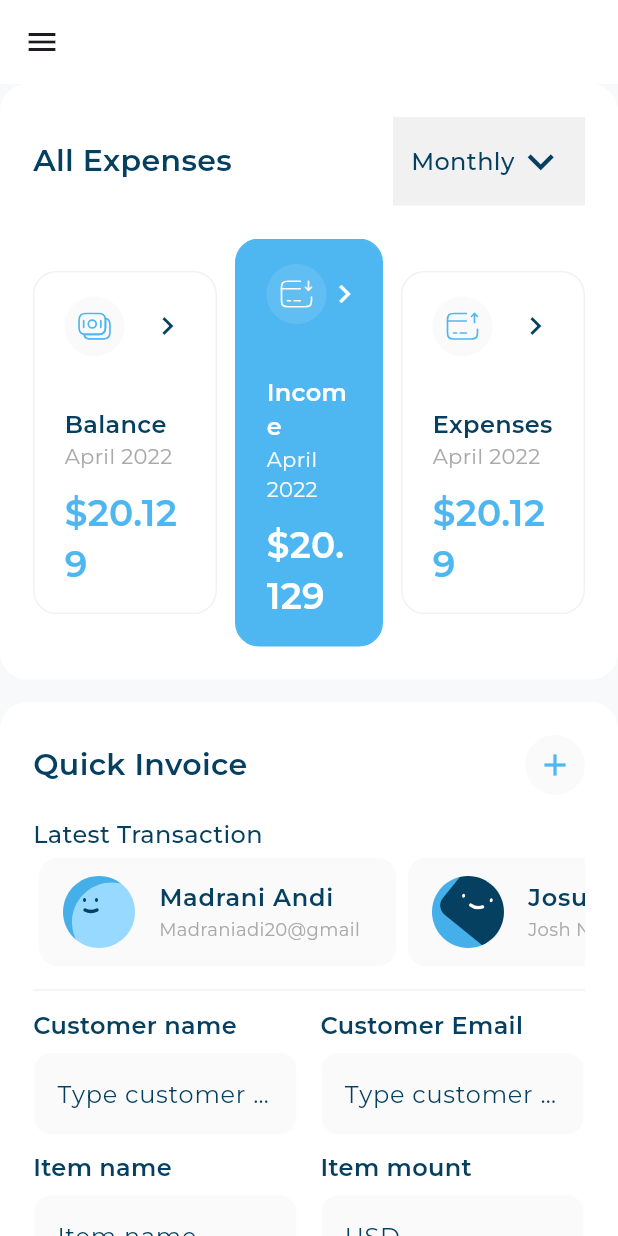
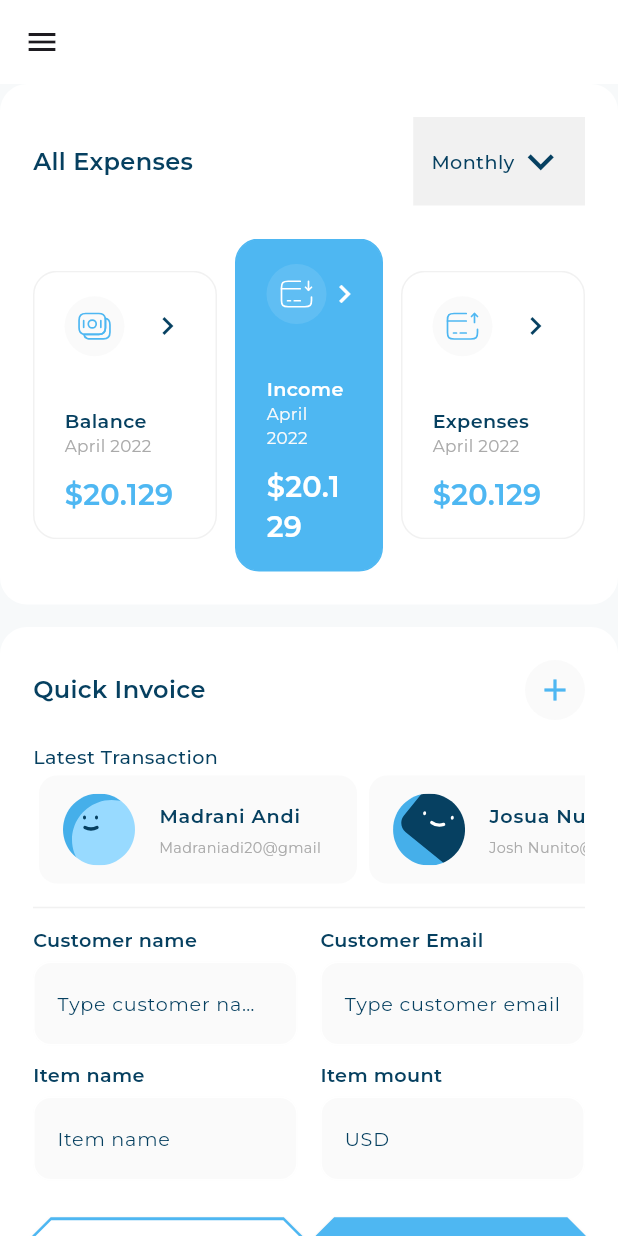
Before and after one commit to Mahmoud-Adel-Ali/responsive_dash_board, a Flutter app: the screen it shows after launch, after a tap on "Income", on a phone screen of 412 x 824 dp. Run offline on Flutter 3.47's test engine with Material 3 defaults, Android fonts, the phone set to English and light mode, and no system bars; our stand-ins replace expandable_page_view, fl_chart, flutter_svg; project files that could hold a hidden picture were left out.

Commit message:
font style part one

```diff
--- a/lib/utils/app_styless.dart
+++ b/lib/utils/app_styless.dart
@@ -1,63 +1,91 @@
+import 'package:flutter/foundation.dart';
 import 'package:flutter/material.dart';
+import 'package:responsive_dash_board/utils/size_config.dart';
 
 abstract class AppStyless {
-  static const TextStyle styleReguler16 = TextStyle(
+  static  TextStyle styleReguler16 = TextStyle(
     fontFamily: 'Montserrat',
-    fontSize: 16,
+    fontSize: getResponsiveFontsize(fontsize :16),
     fontWeight: FontWeight.w400,
-    color: Color(0xff064060),
+    color: const Color(0xff064060),
   );
-  static const TextStyle styleBold16 = TextStyle(
+  static  TextStyle styleBold16 = TextStyle(
     fontFamily: 'Montserrat',
-    fontSize: 16,
+    fontSize: getResponsiveFontsize(fontsize :16),
     fontWeight: FontWeight.w700,
-    color: Color(0xff4EB7F2),
+    color: const Color(0xff4EB7F2),
   );
-  static const TextStyle styleMedium16 = TextStyle(
+  static  TextStyle styleMedium16 = TextStyle(
     fontFamily: 'Montserrat',
-    fontSize: 16,
+    fontSize: getResponsiveFontsize(fontsize :16),
     fontWeight: FontWeight.w500,
-    color: Color(0xff064060),
+    color: const Color(0xff064060),
   );
-  static const TextStyle styleSemiBold16 = TextStyle(
+  static  TextStyle styleSemiBold16 = TextStyle(
     fontFamily: 'Montserrat',
-    fontSize: 16,
+    fontSize: getResponsiveFontsize(fontsize :16),
     fontWeight: FontWeight.w600,
-    color: Color(0xff064060),
+    color: const Color(0xff064060),
   );
-  static const TextStyle styleSemiBold20 = TextStyle(
+  static  TextStyle styleSemiBold20 = TextStyle(
     fontFamily: 'Montserrat',
-    fontSize: 20,
+    fontSize: getResponsiveFontsize(fontsize :20),
     fontWeight: FontWeight.w600,
-    color: Color(0xff064060),
+    color: const Color(0xff064060),
   );
-  static const TextStyle styleMedium20 = TextStyle(
+  static  TextStyle styleMedium20 = TextStyle(
     fontFamily: 'Montserrat',
-    fontSize: 20,
+    fontSize: getResponsiveFontsize(fontsize :20),
     fontWeight: FontWeight.w500,
-    color: Color(0xffFFFFFF),
+    color: const Color(0xffFFFFFF),
   );
-  static const TextStyle styleReguler12 = TextStyle(
+  static  TextStyle styleReguler12 = TextStyle(
     fontFamily: 'Montserrat',
-    fontSize: 12,
+    fontSize: getResponsiveFontsize(fontsize :12),
     fontWeight: FontWeight.w400,
-    color: Color(0xffAAAAAA),
+    color: const Color(0xffAAAAAA),
   );
-  static const TextStyle styleReguler14 = TextStyle(
+  static  TextStyle styleReguler14 = TextStyle(
     fontFamily: 'Montserrat',
-    fontSize: 14,
+    fontSize: getResponsiveFontsize(fontsize :14),
     fontWeight: FontWeight.w400,
-    color: Color(0xffAAAAAA),
+    color: const Color(0xffAAAAAA),
   );
-  static const TextStyle styleSemiBold24 = TextStyle(
+  static  TextStyle styleSemiBold24 = TextStyle(
     fontFamily: 'Montserrat',
-    fontSize: 24,
+    fontSize: getResponsiveFontsize(fontsize :24),
     fontWeight: FontWeight.w600,
-    color: Color(0xff4EB7F2),
-  );static const TextStyle styleSemiBold18 = TextStyle(
+    color: const Color(0xff4EB7F2),
+  );
+  static  TextStyle styleSemiBold18 = TextStyle(
     fontFamily: 'Montserrat',
-    fontSize: 18,
+    fontSize: getResponsiveFontsize(fontsize :18),
     fontWeight: FontWeight.w600,
-    color: Color(0xffFFFFFF),
+    color: const Color(0xffFFFFFF),
   );
 }
+
+double getResponsiveFontsize({required double fontsize}) {
+  double scaleFactor = getScaleFactor();
+
+  double responsiveFontSzie = scaleFactor * fontsize;
+  double lowerLimit = 0.85 * responsiveFontSzie;
+  double upperLimit = 1.25 * responsiveFontSzie;
+
+  return responsiveFontSzie.clamp(lowerLimit, upperLimit);
+}
+
+double getScaleFactor() {
+  // double width = MediaQuery.sizeOf(context).width;
+  var dispatchet = PlatformDispatcher.instance;
+  var physicalWidth = dispatchet.views.first.physicalSize.width;
+  var devicePixelRatio = dispatchet.views.first.devicePixelRatio;
+  final double width = physicalWidth / devicePixelRatio;
+  if (width <= SizeConfig.tablet) {
+    return width / 550;
+  } else if (width <= SizeConfig.desktop) {
+    return width / 1000;
+  } else {
+    return width / 1500;
+  }
+}
--- a/lib/widgets/all_expenses_header.dart
+++ b/lib/widgets/all_expenses_header.dart
@@ -9,7 +9,7 @@ class AllExpensesHeader extends StatelessWidget {
     return Row(
       mainAxisAlignment: MainAxisAlignment.spaceBetween,
       children: [
-        const Text(
+         Text(
           'All Expenses',
           style: AppStyless.styleSemiBold20,
         ),
@@ -19,13 +19,13 @@ class AllExpensesHeader extends StatelessWidget {
           decoration: const BoxDecoration(
             color: Color(0xffF1F1F1),
           ),
-          child: const Row(
+          child:  Row(
             children: [
               Text(
                 'Monthly',
                 style: AppStyless.styleMedium16,
               ),
-              Icon(
+              const Icon(
                 Icons.keyboard_arrow_down,
                 color: Color(0xff064061),
                 size: 35,
--- a/lib/widgets/custom_card_header.dart
+++ b/lib/widgets/custom_card_header.dart
@@ -18,7 +18,7 @@ class CustomCardHeader extends StatelessWidget {
         style:
             AppStyless.styleReguler16.copyWith(color: Colors.white),
       ),
-      subtitle: const Text(
+      subtitle:  Text(
         'Syah Bandi',
         style: AppStyless.styleMedium20,
       ),
--- a/lib/widgets/income_header.dart
+++ b/lib/widgets/income_header.dart
@@ -11,7 +11,7 @@ class IncomeHeader extends StatelessWidget {
     return Row(
       mainAxisAlignment: MainAxisAlignment.spaceBetween,
       children: [
-        const Text(
+         Text(
           'Income',
           style: AppStyless.styleSemiBold20,
         ),
@@ -21,13 +21,13 @@ class IncomeHeader extends StatelessWidget {
           decoration: const BoxDecoration(
             color: Color(0xffF1F1F1),
           ),
-          child: const Row(
+          child:  Row(
             children: [
               Text(
                 'Monthly',
                 style: AppStyless.styleMedium16,
               ),
-              Icon(
+              const Icon(
                 Icons.keyboard_arrow_down,
                 color: Color(0xff064061),
                 size: 35,
--- a/lib/widgets/latest_transaction.dart
+++ b/lib/widgets/latest_transaction.dart
@@ -11,7 +11,7 @@ class LatestTransaction extends StatelessWidget {
   Widget build(BuildContext context) {
     return Column(
       children: [
-        const SizedBox(
+         SizedBox(
           width: double.infinity,
           child: Text(
             'Latest Transaction',
--- a/lib/widgets/my_card_section.dart
+++ b/lib/widgets/my_card_section.dart
@@ -7,12 +7,12 @@ class MyCardSection extends StatelessWidget {
 
   @override
   Widget build(BuildContext context) {
-    return const Column(
+    return  Column(
       crossAxisAlignment: CrossAxisAlignment.start,
       children: [
         Text('My Card', style: AppStyless.styleSemiBold20),
-        SizedBox(height: 16),
-        MyCardPageView(),
+        const SizedBox(height: 16),
+        const MyCardPageView(),
       ],
     );
   }
--- a/lib/widgets/quick_voice_header.dart
+++ b/lib/widgets/quick_voice_header.dart
@@ -6,14 +6,14 @@ class QuickInvoiceHeader extends StatelessWidget {
 
   @override
   Widget build(BuildContext context) {
-    return const Row(
+    return Row(
       mainAxisAlignment: MainAxisAlignment.spaceBetween,
       children: [
         Text(
           "Quick Invoice",
           style: AppStyless.styleSemiBold20,
         ),
-        CircleAvatar(
+        const CircleAvatar(
           backgroundColor: Color(0xfffafafa),
           child: Icon(
             Icons.add,
--- a/lib/widgets/transaction_history.dart
+++ b/lib/widgets/transaction_history.dart
@@ -8,14 +8,14 @@ class TransactionHistory extends StatelessWidget {
 
   @override
   Widget build(BuildContext context) {
-    return const Column(
+    return Column(
       crossAxisAlignment: CrossAxisAlignment.start,
       children: <Widget>[
-        TransactionHistoryHeader(),
-        SizedBox(height: 15),
+        const TransactionHistoryHeader(),
+        const SizedBox(height: 15),
         Text('13 April 2022', style: AppStyless.styleMedium16),
-        SizedBox(height: 25),
-        TransactionHistoryListView(),
+        const SizedBox(height: 25),
+        const TransactionHistoryListView(),
       ],
     );
   }
--- a/lib/widgets/transaction_history_header.dart
+++ b/lib/widgets/transaction_history_header.dart
@@ -9,7 +9,7 @@ class TransactionHistoryHeader extends StatelessWidget {
     return Row(
       mainAxisAlignment: MainAxisAlignment.spaceBetween,
       children: [
-        const Text(
+         Text(
           'Transaction History',
           style: AppStyless.styleSemiBold20,
         ),
```
